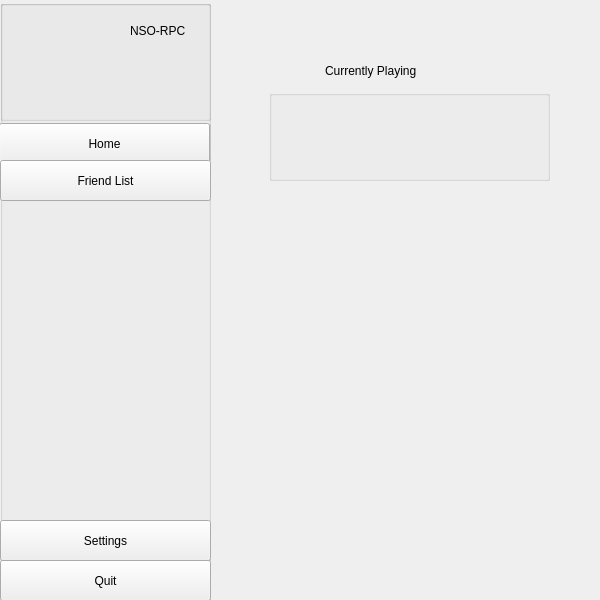
Before: the Qt Designer form client/layout/mainwindow.ui in MCMi460/NSO-RPC, drawn with Qt 5.
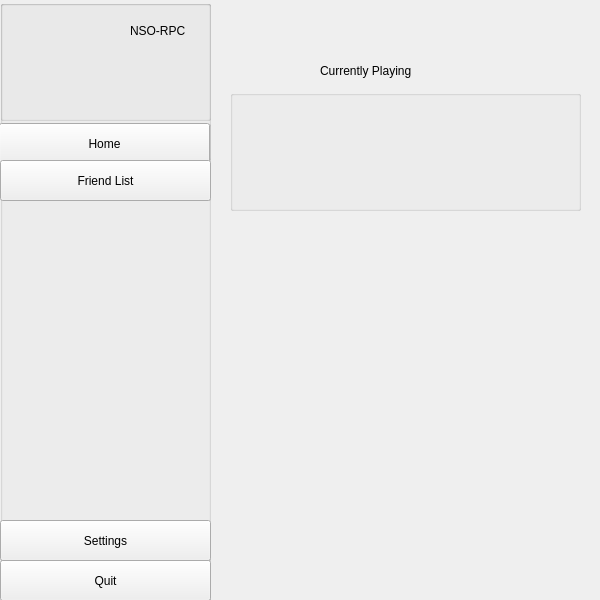
After: the same form once the commit is applied. The open tabs and pages were chosen to show the change.

What changed in the file:
```diff
--- a/client/layout/mainwindow.ui
+++ b/client/layout/mainwindow.ui
@@ -309,10 +309,10 @@
       <widget class="QGroupBox" name="groupBox_7">
        <property name="geometry">
         <rect>
-         <x>59</x>
+         <x>20</x>
          <y>90</y>
-         <width>281</width>
-         <height>91</height>
+         <width>351</width>
+         <height>121</height>
         </rect>
        </property>
        <property name="title">
@@ -321,23 +321,26 @@
        <widget class="QLabel" name="label_7">
         <property name="geometry">
          <rect>
-          <x>90</x>
+          <x>120</x>
           <y>15</y>
-          <width>171</width>
-          <height>21</height>
+          <width>221</width>
+          <height>31</height>
          </rect>
         </property>
         <property name="text">
          <string/>
         </property>
+        <property name="wordWrap">
+         <bool>true</bool>
+        </property>
        </widget>
        <widget class="QLabel" name="label_8">
         <property name="geometry">
          <rect>
           <x>15</x>
           <y>15</y>
-          <width>61</width>
-          <height>61</height>
+          <width>91</width>
+          <height>91</height>
          </rect>
         </property>
         <property name="text">
@@ -347,17 +350,12 @@
        <widget class="QLabel" name="label_10">
         <property name="geometry">
          <rect>
-          <x>90</x>
-          <y>35</y>
-          <width>171</width>
-          <height>31</height>
+          <x>120</x>
+          <y>60</y>
+          <width>221</width>
+          <height>41</height>
          </rect>
         </property>
-        <property name="font">
-         <font>
-          <pointsize>11</pointsize>
-         </font>
-        </property>
         <property name="text">
          <string/>
         </property>
@@ -369,7 +367,7 @@
       <widget class="QLabel" name="label_9">
        <property name="geometry">
         <rect>
-         <x>115</x>
+         <x>110</x>
          <y>60</y>
          <width>171</width>
          <height>21</height>
```
Left out of the diff: 2 changed lines with no effect on the pictures.
